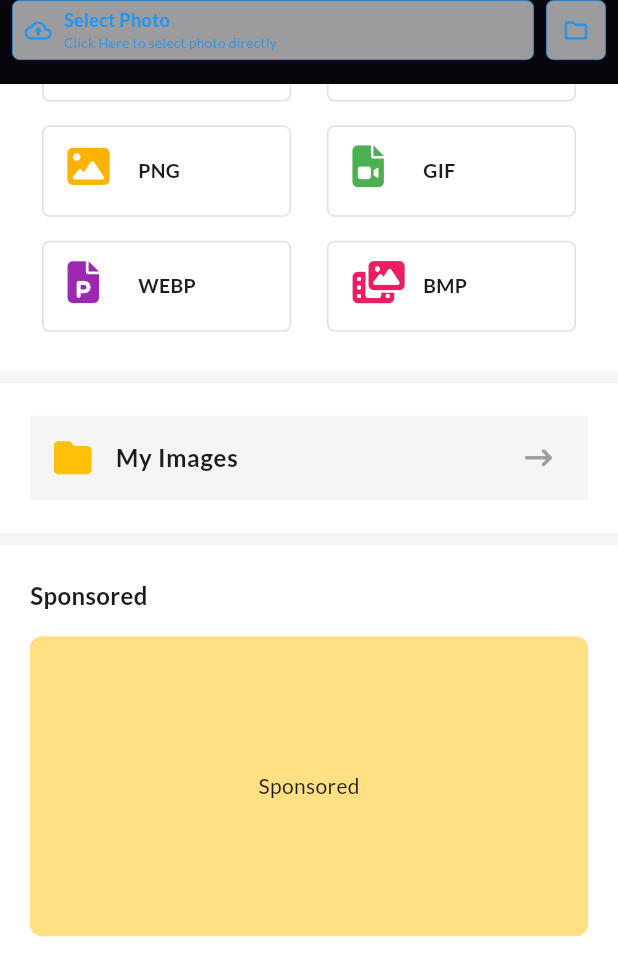
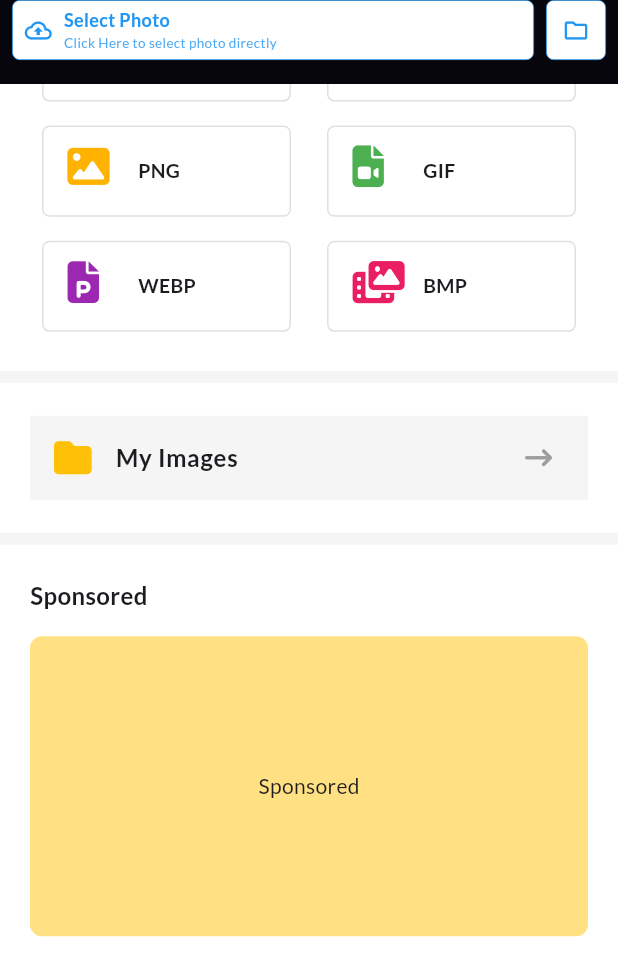
Before and after one commit to ogaroh/ui_test, a Flutter app: the screen it shows after launch, scrolled down 143 dp, on a phone screen of 412 x 824 dp. Shown: the top 976 px of the screen. Run offline on Flutter 3.47's test engine with Material 3 defaults, Android fonts, the phone set to English and light mode, and no system bars; our stand-ins replace font_awesome_flutter, google_fonts; generated files the repository leaves out were written again.

Commit message:
Refactor boxDecoration to adjust opacity based on scroll offset

```diff
--- a/lib/pages/img_converter.dart
+++ b/lib/pages/img_converter.dart
@@ -14,12 +14,6 @@ class ImgConverterPage extends StatefulWidget {
 class _ImgConverterPageState extends State<ImgConverterPage> {
   late ScrollController _scrollController;
   double _scrollOffset = 0.0;
-
-  final BoxDecoration boxDecoration = BoxDecoration(
-    color: Colors.white.withOpacity(0.6),
-    borderRadius: BorderRadius.circular(5),
-    border: Border.all(color: Colors.blue, width: 0.5),
-  );
 
   // show scaffold snackbar
   showSnackbar(
@@ -82,6 +76,14 @@ class _ImgConverterPageState extends State<ImgConverterPage> {
     final width = size.width;
     final cardWidth = width / 2.5;
     const cardHeight = 55;
+
+    BoxDecoration boxDecoration = BoxDecoration(
+      color: Colors.white.withOpacity(
+        _scrollOffset > 100 ? 1.0 : 0.6,
+      ),
+      borderRadius: BorderRadius.circular(5),
+      border: Border.all(color: Colors.blue, width: 0.5),
+    );
 
     return Scaffold(
       body: CustomScrollView(
```
